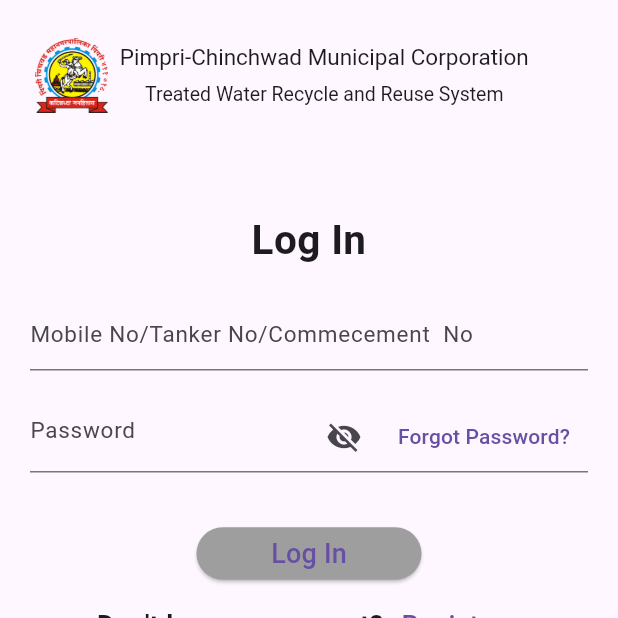
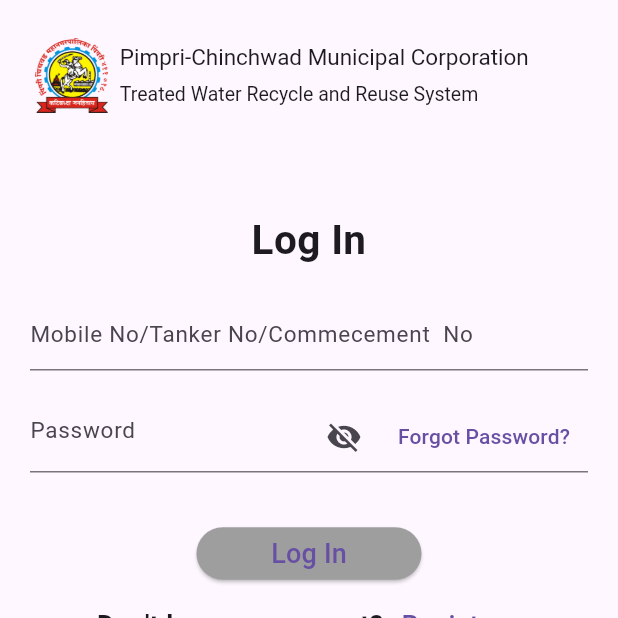
Before and after one commit to avinashsitsolutions/PCMC-STP-APP, a Flutter app: the screen it shows after launch, on a phone screen of 412 x 824 dp, the top half of it. Run offline on Flutter 3.47's test engine with Material 3 defaults, Android fonts, the phone set to English and light mode, and no system bars; our stand-ins replace connectivity_plus, csv, flutter_datetime_picker_plus, flutter_typeahead, font_awesome_flutter, geocoding and 8 more; missing offline and left inert: flutter_phone_direct_caller, flutter_polyline_points, google_maps_flutter_android, google_maps_flutter_ios, google_maps_flutter_platform_interface, in_app_update and 2 more.

Commit message:
log in screen render issues solved

```diff
--- a/lib/Auth/login.dart
+++ b/lib/Auth/login.dart
@@ -95,7 +95,6 @@ class _LoginState extends State<Login> with AutomaticKeepAliveClientMixin {
           child: Row(
             children: [
               InkWell(
-                // ignore: deprecated_member_use
                 onTap: () => launch('https://pcmcindia.gov.in/index.php'),
                 child: const Padding(
                   padding: EdgeInsets.only(left: 15),
@@ -105,25 +104,28 @@ class _LoginState extends State<Login> with AutomaticKeepAliveClientMixin {
                   ),
                 ),
               ),
-              const SizedBox(
-                width: 8,
-              ),
-              const Column(
+              const SizedBox(width: 8),
+
+              /// 👇 Wrap text part inside Expanded to avoid overflow
+              const Expanded(
+                child: Column(
+                  crossAxisAlignment: CrossAxisAlignment.start,
                   children: [
                     Text(
                       "Pimpri-Chinchwad Municipal Corporation",
-                    textAlign: TextAlign.center,
+                      overflow: TextOverflow.ellipsis,
+                      maxLines: 1,
                       style: TextStyle(fontSize: 15),
                     ),
-                  SizedBox(
-                    height: 7,
-                  ),
+                    SizedBox(height: 7),
                     Text(
                       "Treated Water Recycle and Reuse System",
-                    textAlign: TextAlign.center,
+                      overflow: TextOverflow.ellipsis,
+                      maxLines: 1,
                       style: TextStyle(fontSize: 13),
                     ),
                   ],
+                ),
               ),
             ],
           ),
```
Lines whose indentation alone changed are shown as unchanged.
